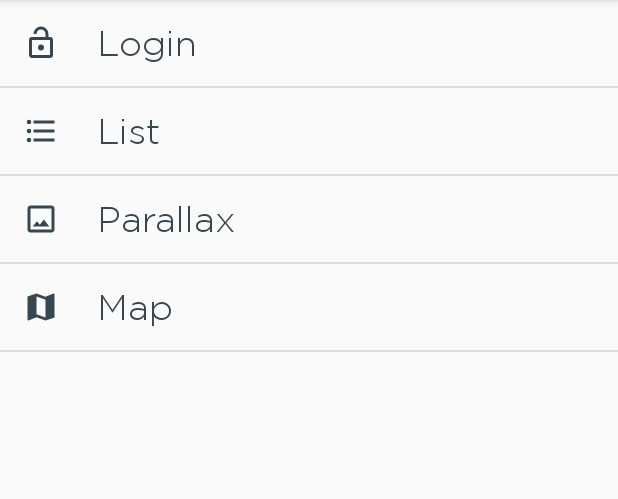
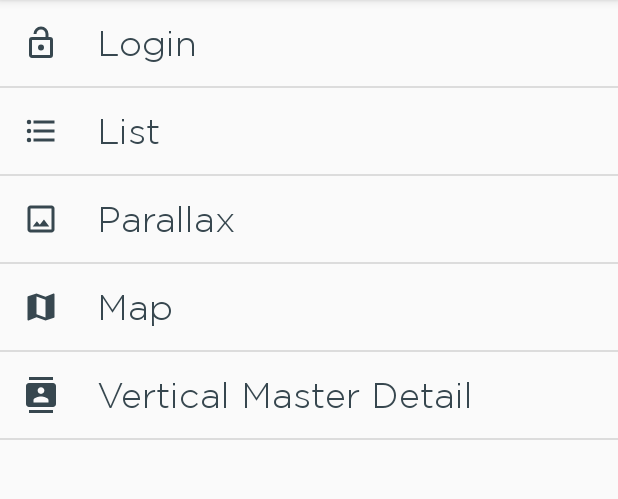
Before and after one commit to gameraroma/ui-template-android, an Android app: the screen it shows after launch (HomeActivity), on a phone screen of 412 x 824 dp, the part 84-583 px from its top. Run offline under Robolectric (Android 15) with nearby library versions, the light colour scheme and no system bars.

Commit message:
add vertical master detail view and view model

```diff
--- a/app/build.gradle
+++ b/app/build.gradle
@@ -31,6 +31,8 @@ android {
 }
 
 dependencies {
+    def lifecycle_version = "2.0.0"
+
     implementation fileTree(include: ['*.jar'], dir: 'libs')
     implementation "org.jetbrains.kotlin:kotlin-stdlib-jre7:$kotlin_version"
     implementation 'com.android.support.constraint:constraint-layout:1.1.3'
@@ -41,6 +43,9 @@ dependencies {
     implementation 'com.android.support:design:28.0.0-rc02'
     implementation 'com.google.android.gms:play-services-maps:16.0.0'
     implementation 'com.google.android.gms:play-services-location:16.0.0'
+    implementation 'androidx.appcompat:appcompat:1.0.0-alpha1'
+    implementation 'androidx.constraintlayout:constraintlayout:1.1.2'
+    implementation "androidx.lifecycle:lifecycle-extensions:$lifecycle_version"
     annotationProcessor 'com.github.bumptech.glide:compiler:4.8.0'
     testImplementation 'junit:junit:4.12'
     androidTestImplementation 'com.android.support.test:runner:1.0.2'
--- a/app/src/main/java/gameraromic/uitemplate/HomeActivity.kt
+++ b/app/src/main/java/gameraromic/uitemplate/HomeActivity.kt
@@ -5,10 +5,7 @@ import android.os.Bundle
 import android.widget.TextView
 import androidx.appcompat.app.AppCompatActivity
 import gameraromic.uitemplate.adapters.MenuListAdapter
-import gameraromic.uitemplate.exampleviews.ParallaxLightActivity
-import gameraromic.uitemplate.exampleviews.ListLightActivity
-import gameraromic.uitemplate.exampleviews.LoginLightActivity
-import gameraromic.uitemplate.exampleviews.MapsLightActivity
+import gameraromic.uitemplate.exampleviews.*
 import gameraromic.uitemplate.models.MenuItem
 import kotlinx.android.synthetic.main.activity_home.*
 
@@ -18,11 +15,13 @@ class HomeActivity : AppCompatActivity() {
     private val _listSection: String = "List"
     private val _parallaxSection: String = "Parallax"
     private val _mapSection: String = "Map"
+    private val _verticalMasterDetail: String = "Vertical Master Detail"
     private val _menuItemList = arrayOf(
             MenuItem(_loginSection, R.drawable.ic_lock_open_outline),
             MenuItem(_listSection, R.drawable.ic_format_list_bulleted),
             MenuItem(_parallaxSection, R.drawable.icon_parallax),
-            MenuItem(_mapSection, R.drawable.ic_map)
+            MenuItem(_mapSection, R.drawable.ic_map),
+            MenuItem(_verticalMasterDetail, R.drawable.ic_contacts)
             )
 
     override fun onCreate(savedInstanceState: Bundle?) {
@@ -46,6 +45,9 @@ class HomeActivity : AppCompatActivity() {
                 _mapSection -> {
                     openActivity(MapsLightActivity::class.java)
                 }
+                _verticalMasterDetail -> {
+                    openActivity(MasterDetailVerticalLightActivity::class.java)
+                }
                 else -> {}
             }
         }
--- a/app/src/main/java/gameraromic/uitemplate/exampleviews/ListLightActivity.kt
+++ b/app/src/main/java/gameraromic/uitemplate/exampleviews/ListLightActivity.kt
@@ -7,7 +7,6 @@
 import gameraromic.uitemplate.R
 import gameraromic.uitemplate.adapters.ListLightAdapter
 import gameraromic.uitemplate.getMembersList
-import gameraromic.uitemplate.models.List.GirlGroupMember
 import kotlinx.android.synthetic.main.activity_list_light.*
 
 class ListLightActivity : AppCompatActivity() {
--- /dev/null
+++ b/app/src/main/res/drawable/ic_contacts.xml
@@ -0,0 +1,9 @@
+<vector xmlns:android="http://schemas.android.com/apk/res/android"
+        android:width="24dp"
+        android:height="24dp"
+        android:viewportWidth="24.0"
+        android:viewportHeight="24.0">
+    <path
+        android:fillColor="#FF000000"
+        android:pathData="M20,0L4,0v2h16L20,0zM4,24h16v-2L4,22v2zM20,4L4,4c-1.1,0 -2,0.9 -2,2v12c0,1.1 0.9,2 2,2h16c1.1,0 2,-0.9 2,-2L22,6c0,-1.1 -0.9,-2 -2,-2zM12,6.75c1.24,0 2.25,1.01 2.25,2.25s-1.01,2.25 -2.25,2.25S9.75,10.24 9.75,9 10.76,6.75 12,6.75zM17,17L7,17v-1.5c0,-1.67 3.33,-2.5 5,-2.5s5,0.83 5,2.5L17,17z"/>
+</vector>
```
Also changed, not shown: app/src/main/AndroidManifest.xml (+6 -1 lines), app/src/main/java/gameraromic/uitemplate/exampleviews/MasterDetailVerticalLightActivity.kt (added, +29 -0 lines), app/src/main/java/gameraromic/uitemplate/viewmodels/MasterDetailVerticalViewModel.kt (added, +26 -0 lines), app/src/main/res/layout/activity_master_detail_vertical_light.xml (added, +21 -0 lines).
